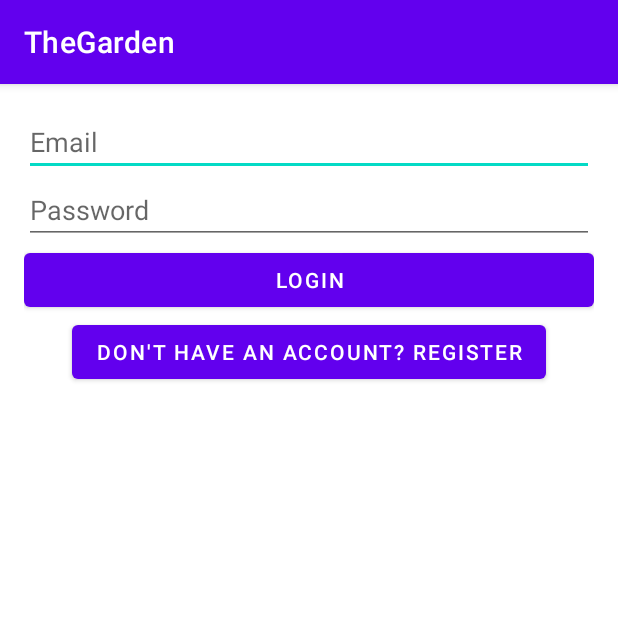
After one commit to sorana01/TheGarden, an Android app: the LoginActivity screen opened directly, with no data from a screen before it, on a phone screen of 412 x 824 dp, the top half of it. The commit adds this screen. Run offline under Robolectric (Android 15) with nearby library versions, the phone set to English and light mode, and no system bars.

Commit message:
Did the registration on frontend Linked to backend Added functionality to login button Changed in AndroidManifest.xml the start up xml Started also the LoginActivity

```diff
--- a/mobileApp/app/build.gradle
+++ b/mobileApp/app/build.gradle
@@ -46,7 +46,9 @@ dependencies {
     implementation 'androidx.navigation:navigation-ui:2.7.4'
     implementation 'com.squareup.retrofit2:retrofit:2.9.0'
     implementation 'com.squareup.retrofit2:converter-gson:2.9.0'
+    implementation 'com.squareup.okhttp3:logging-interceptor:4.9.0'
     testImplementation 'junit:junit:4.13.2'
     androidTestImplementation 'androidx.test.ext:junit:1.1.5'
     androidTestImplementation 'androidx.test.espresso:espresso-core:3.5.1'
+
 }
--- /dev/null
+++ b/mobileApp/app/src/main/java/com/example/thegarden/authentication/LoginActivity.java
@@ -0,0 +1,16 @@
+package com.example.thegarden.authentication;
+
+import android.os.Bundle;
+
+import androidx.appcompat.app.AppCompatActivity;
+
+import com.example.thegarden.R;
+
+public class LoginActivity extends AppCompatActivity {
+
+    @Override
+    protected void onCreate(Bundle savedInstanceState) {
+        super.onCreate(savedInstanceState);
+        setContentView(R.layout.activity_login); // Set the content view to your login layout
+    }
+}
--- /dev/null
+++ b/mobileApp/app/src/main/res/layout/activity_login.xml
@@ -0,0 +1,49 @@
+<?xml version="1.0" encoding="utf-8"?>
+<androidx.constraintlayout.widget.ConstraintLayout xmlns:android="http://schemas.android.com/apk/res/android"
+    xmlns:app="http://schemas.android.com/apk/res-auto"
+    android:layout_width="match_parent"
+    android:layout_height="match_parent"
+    android:padding="16dp">
+
+    <EditText
+        android:id="@+id/emailEditText"
+        android:layout_width="0dp"
+        android:layout_height="wrap_content"
+        android:hint="@string/hint_email"
+        android:inputType="textEmailAddress"
+        app:layout_constraintTop_toTopOf="parent"
+        app:layout_constraintStart_toStartOf="parent"
+        app:layout_constraintEnd_toEndOf="parent"
+        app:layout_constraintHorizontal_bias="0.5"/>
+
+    <EditText
+        android:id="@+id/passwordEditText"
+        android:layout_width="0dp"
+        android:layout_height="wrap_content"
+        android:hint="@string/hint_password"
+        android:inputType="textPassword"
+        app:layout_constraintTop_toBottomOf="@id/emailEditText"
+        app:layout_constraintStart_toStartOf="parent"
+        app:layout_constraintEnd_toEndOf="parent"
+        app:layout_constraintHorizontal_bias="0.5"/>
+
+    <Button
+        android:id="@+id/loginButton"
+        android:layout_width="0dp"
+        android:layout_height="wrap_content"
+        android:text="@string/login_button_text"
+        app:layout_constraintTop_toBottomOf="@id/passwordEditText"
+        app:layout_constraintStart_toStartOf="parent"
+        app:layout_constraintEnd_toEndOf="parent"/>
+
+    <Button
+        android:id="@+id/loginRegisterButton"
+        android:layout_width="wrap_content"
+        android:layout_height="wrap_content"
+        android:text="@string/login_register_button_text"
+        app:layout_constraintTop_toBottomOf="@id/loginButton"
+        app:layout_constraintEnd_toEndOf="parent"
+        app:layout_constraintStart_toStartOf="parent"
+        app:layout_constraintHorizontal_bias="0.5"/>
+
+</androidx.constraintlayout.widget.ConstraintLayout>
--- a/mobileApp/app/src/main/res/values/strings.xml
+++ b/mobileApp/app/src/main/res/values/strings.xml
@@ -11,4 +11,9 @@
     <string name="hint_password">Password</string>
     <string name="register_button_text">Register</string>
 
+    <!-- ... your other string resources ... -->
+    <string name="have_account">Have an account?</string>
+    <string name="login_button_text">Login</string>
+    <string name="login_register_button_text">Don\'t have an account? Register</string>
+
 </resources>
```
Also changed, not shown: mobileApp/app/src/main/AndroidManifest.xml (+7 -1 lines), mobileApp/app/src/main/java/com/example/thegarden/database/DBHandler.java (deleted, +0 -82 lines), mobileApp/app/src/main/java/com/example/thegarden/dto/RegistrationRequestDto.java (added, +54 -0 lines), mobileApp/app/src/main/java/com/example/thegarden/network/ApiClient.java (added, +26 -0 lines), mobileApp/app/src/main/java/com/example/thegarden/registration/RegisterActivity.java (deleted, +0 -60 lines), mobileApp/app/src/main/java/com/example/thegarden/registration/RegistrationActivity.java (added, +98 -0 lines), mobileApp/app/src/main/java/com/example/thegarden/registration/RegistrationApi.java (added, +12 -0 lines), mobileApp/app/src/main/res/layout/activity_register.xml (+45 -5 lines).
